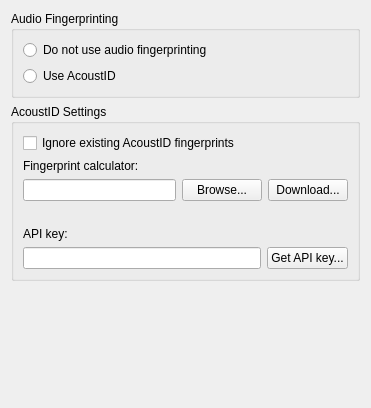
The window that ui/options_fingerprinting.ui (metabrainz/picard) describes before a commit, drawn with Qt 5.
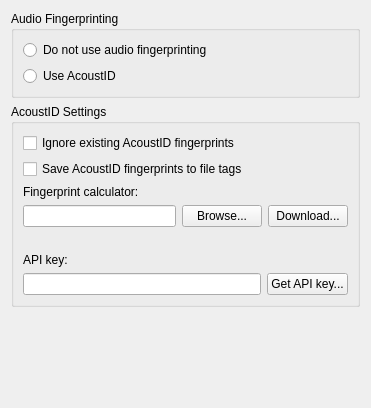
The same window after the commit.

Commit message: PICARD-2279: Allow saving AcoustID fingerprint in file tags

```diff
--- a/ui/options_fingerprinting.ui
+++ b/ui/options_fingerprinting.ui
@@ -50,6 +50,13 @@
         </property>
        </widget>
       </item>
+      <item>
+       <widget class="QCheckBox" name="save_acoustid_fingerprints">
+        <property name="text">
+         <string>Save AcoustID fingerprints to file tags</string>
+        </property>
+       </widget>
+      </item>
       <item>
        <widget class="QLabel" name="label">
         <property name="text">
```
The commit also changes 3 other files.
